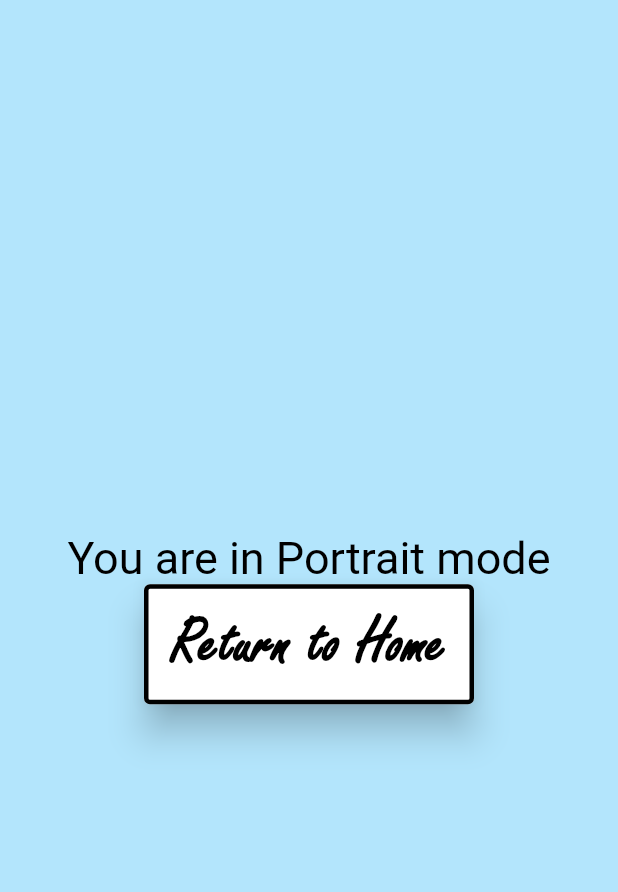
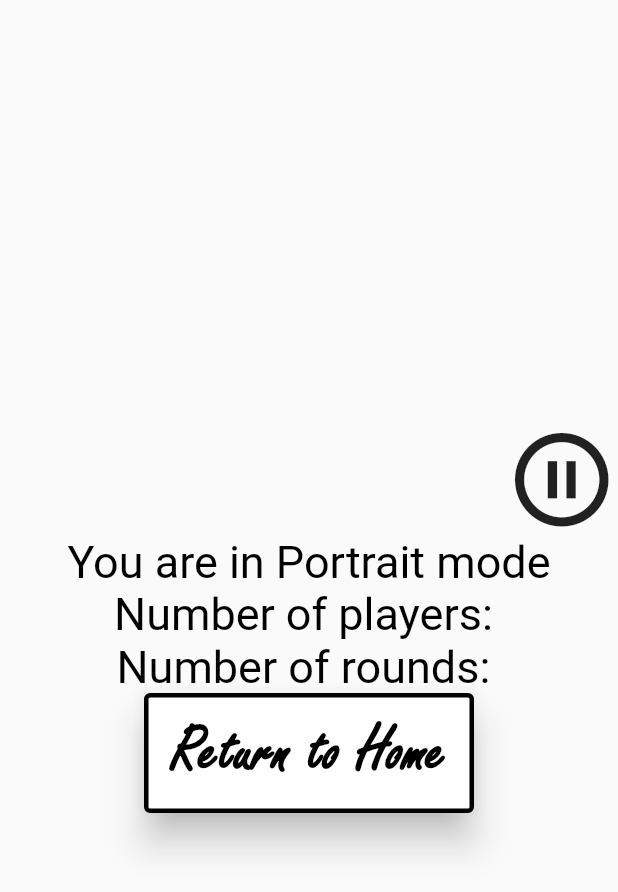
Before and after one commit to cfcastaneda98/Thinking_Crisis, a Flutter app: what potrait() shows on an empty page, opened directly, on a phone screen of 412 x 824 dp. Shown: the top 892 px of the screen. Run offline on Flutter 3.47's test engine with Material 2 defaults, Android fonts, the phone set to English and light mode, and no system bars.

Commit message:
Added Scroll Functionality to all pages

```diff
--- /dev/null
+++ b/lib/Controller/QuickPlay.dart
@@ -0,0 +1,7 @@
+class QuickPlay{
+  var  _rounds;
+  var _players;
+  QuickPlay(this._rounds, this._players);
+  num get rounds => _rounds;
+  num get players => _players;
+}
--- a/lib/View/AboutScreen.dart
+++ b/lib/View/AboutScreen.dart
@@ -11,8 +11,10 @@ class _AboutScreenState extends State<AboutScreen>{
   Widget build(BuildContext context){
     return Scaffold(
       backgroundColor: Colors.lightBlue[100],
-      body: Center(
+      body: SingleChildScrollView(
+        padding: EdgeInsets.all(16.0),
         child: Column(
+          mainAxisAlignment: MainAxisAlignment.center,
           mainAxisSize: MainAxisSize.min,
           children: <Widget>[
             const Text(
--- a/lib/View/GameScreen.dart
+++ b/lib/View/GameScreen.dart
@@ -1,5 +1,5 @@
 import 'package:flutter/material.dart';
-
+import 'package:thinking_crisis/Controller/QuickPlay.dart';
 import '../View/HomeScreen.dart';
 
 class GameScreen extends StatefulWidget {
@@ -14,7 +14,9 @@ class GameScreen extends StatefulWidget {
 class _GameScreenState extends State<GameScreen> {
   var quickPlayList = {
     'Horse',
-    ''
+    'Miner',
+    'Chico Chihuahua',
+
   };
   var over18List = {
     'Johnny Sins',
@@ -39,13 +41,33 @@ class _GameScreenState extends State<GameScreen> {
 Widget potrait(BuildContext context)
 {
   return Scaffold(
-    backgroundColor: Colors.lightBlue[100],
     body: Center(
       child: Column(
         mainAxisAlignment: MainAxisAlignment.center,
         children: <Widget>[
+          Align(
+            alignment: Alignment.topRight,
+            child: Icon(
+              Icons.pause_circle_outline_sharp,
+              size: 75,
+            ),
+          ),
           Text(
             "You are in Portrait mode",
+            style: TextStyle(
+              color: Colors.black,
+              fontSize: 30.0,
+            ),
+          ),
+          Text(
+            "Number of players: ",
+            style: TextStyle(
+              color: Colors.black,
+              fontSize: 30.0,
+            ),
+          ),
+          Text(
+            "Number of rounds: ",
             style: TextStyle(
               color: Colors.black,
               fontSize: 30.0,
@@ -92,6 +114,7 @@ Widget landscape(BuildContext context){
         children: <Widget>[
           Text(
             "Please turn the phone in portrait mode.",
+            textAlign: TextAlign.center,
             style: TextStyle(
               color: Colors.red,
               fontSize: 30.0,
--- a/lib/View/Over18Screen.dart
+++ b/lib/View/Over18Screen.dart
@@ -11,10 +11,12 @@ class _Over18State extends State<Over18Screen>{
   Widget build(BuildContext context){
     return Scaffold(
       backgroundColor: Colors.black,
-      body: Center(
+      body: SingleChildScrollView(
         child: Column(
+          mainAxisAlignment: MainAxisAlignment.center,
           mainAxisSize: MainAxisSize.min,
           children: <Widget>[
+            const SizedBox(height: 100),
             const Text(
               'Naughty, Naughty....',
               style: TextStyle(color: Colors.red,
--- a/lib/View/QuickplayOptionsScreen.dart
+++ b/lib/View/QuickplayOptionsScreen.dart
@@ -15,7 +15,7 @@ class _QuickplayOptionsScreenState extends State<QuickplayOptionsScreen>{
   Widget build(BuildContext context){
     return Scaffold(
       backgroundColor: Colors.lightBlue[100],
-      body: Center(
+      body: SingleChildScrollView(
         child: Column(
           mainAxisSize: MainAxisSize.min,
           mainAxisAlignment: MainAxisAlignment.center,
--- a/lib/View/TitleScreen.dart
+++ b/lib/View/TitleScreen.dart
@@ -12,7 +12,7 @@ class TitleScreen extends StatelessWidget{
     ),);
     return Scaffold(
       backgroundColor: Colors.lightBlue[100],
-      body: Center(
+      body: SingleChildScrollView(
         child: Column(
           mainAxisSize: MainAxisSize.min,
           children: <Widget>[
```
Also changed, not shown: 3 other files.
